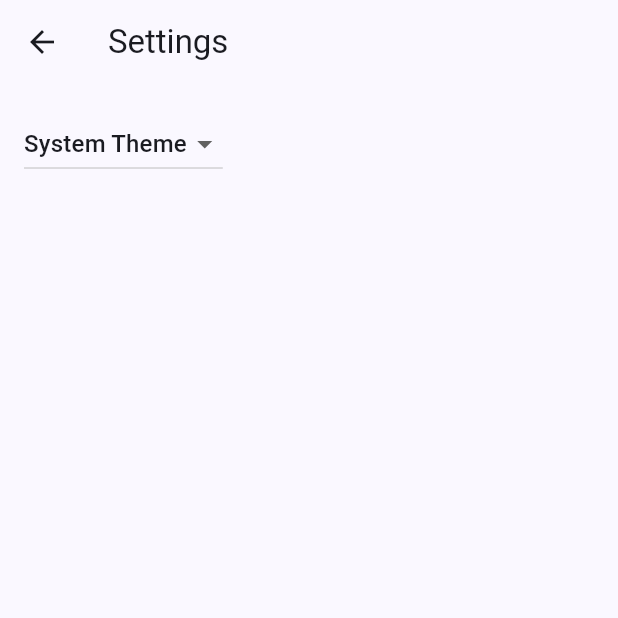
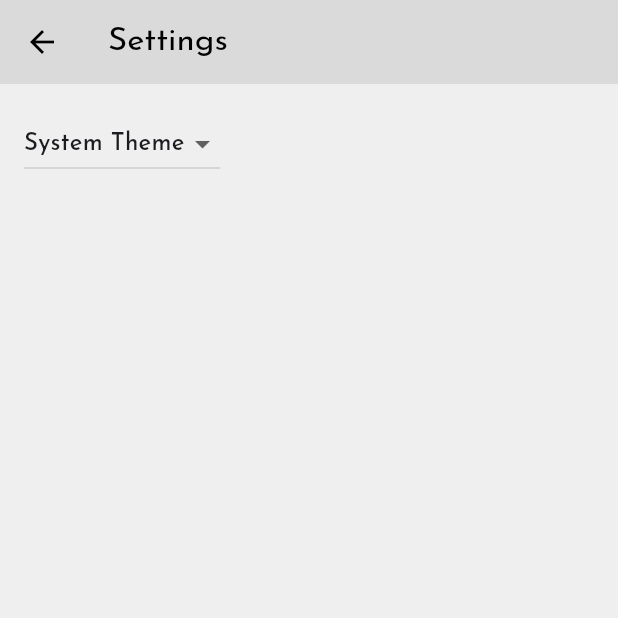
Before and after one commit to Isa-30a/what_todo, a Flutter app: the SettingsView screen opened by its route, on a phone screen of 412 x 824 dp, the top half of it. Run offline on Flutter 3.47's test engine with Material 3 defaults, Android fonts, the light colour scheme and no system bars; our stand-ins replace google_fonts; generated files the repository leaves out were written again.

Commit message:
🏗️ Update theme configuration and add Google Fonts support

```diff
--- a/lib/ui/core/themes/theme.dart
+++ b/lib/ui/core/themes/theme.dart
@@ -1,7 +1,18 @@
 import 'package:flutter/material.dart';
+import 'package:google_fonts/google_fonts.dart';
 
 final lightTheme = ThemeData(
-    useMaterial3: true,
-    colorScheme: ColorScheme.fromSeed(
-      seedColor: Color.fromARGB(255, 58, 123, 253),
-    ));
+  brightness: Brightness.light,
+  primaryColor: const Color(0xFFEFEFEF), // Very Light Gray
+  scaffoldBackgroundColor: const Color(0xFFEFEFEF),
+
+  colorScheme: ColorScheme.light(
+    primary: const Color(0xFFEFEFEF), // Very Light Gray
+    secondary: const Color(0xFFCAD3E0), // Very Light Grayish Blue
+    surface: const Color(0xFFDADADA), // Light Grayish Blue
+    background: const Color(0xFFEFEFEF), // Background color
+    onPrimary: const Color(0xFF4C566A), // Dark Grayish Blue
+    onSecondary: const Color(0xFF37474F), // Very Dark Grayish Blue
+  ),
+  textTheme: GoogleFonts.josefinSansTextTheme(),
+);
--- a/pubspec.yaml
+++ b/pubspec.yaml
@@ -14,6 +14,7 @@ dependencies:
     sdk: flutter
   flutter_localizations:
     sdk: flutter
+  google_fonts: ^6.2.1
 
 dev_dependencies:
   flutter_test:
```
Also changed, not shown: pubspec.lock, 1 other file.
